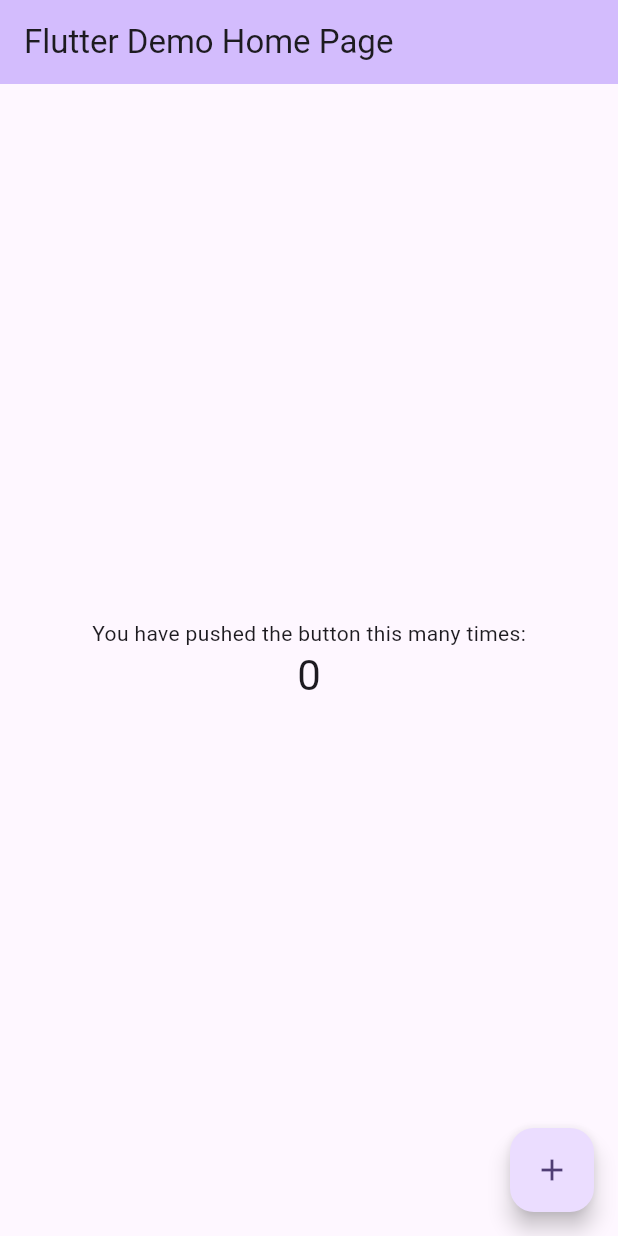
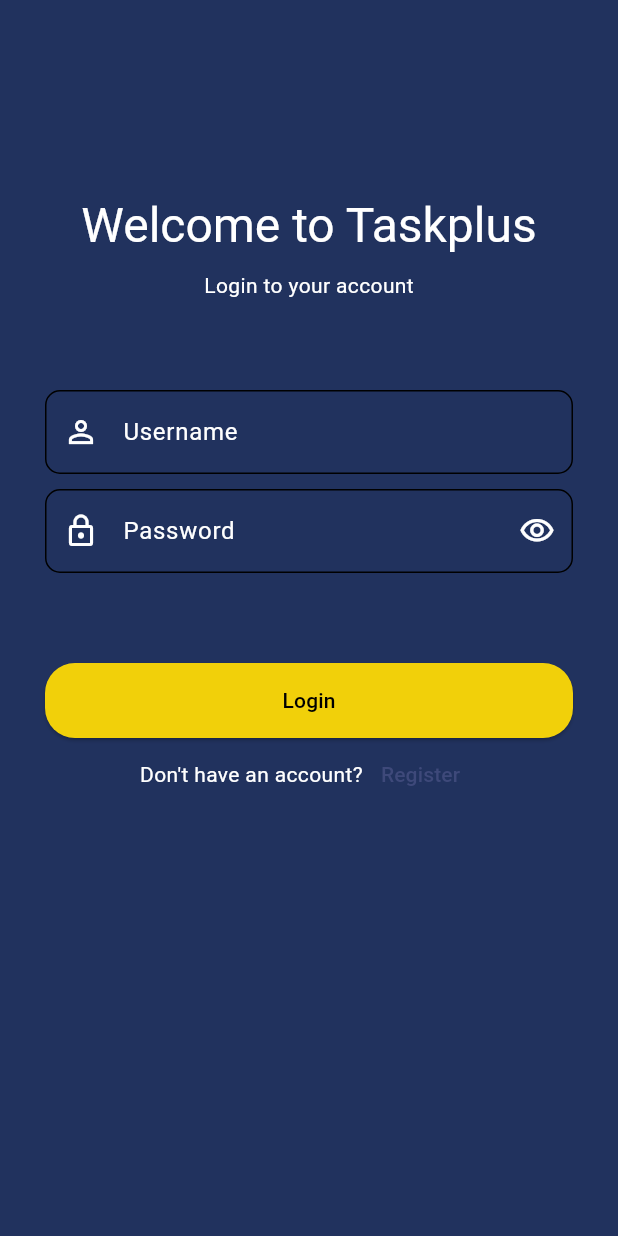
Before and after one commit to fikiap23/taskplus, a Flutter app: the screen it shows after launch, on a phone screen of 412 x 824 dp. Run offline on Flutter 3.47's test engine with Material 3 defaults, Android fonts, the phone set to English and light mode, and no system bars; our stand-ins replace hive_flutter; accounts and stored records are empty.

Commit message:
add login register

```diff
--- a/lib/main.dart
+++ b/lib/main.dart
@@ -1,125 +1,15 @@
 import 'package:flutter/material.dart';
+import 'package:hive_flutter/hive_flutter.dart';
 
-void main() {
-  runApp(const MyApp());
+import 'main_app.dart';
+
+void main() async {
+  await _initHive();
+  runApp(const MainApp());
 }
 
-class MyApp extends StatelessWidget {
-  const MyApp({super.key});
-
-  // This widget is the root of your application.
-  @override
-  Widget build(BuildContext context) {
-    return MaterialApp(
-      title: 'Flutter Demo',
-      theme: ThemeData(
-        // This is the theme of your application.
-        //
-        // TRY THIS: Try running your application with "flutter run". You'll see
-        // the application has a purple toolbar. Then, without quitting the app,
-        // try changing the seedColor in the colorScheme below to Colors.green
-        // and then invoke "hot reload" (save your changes or press the "hot
-        // reload" button in a Flutter-supported IDE, or press "r" if you used
-        // the command line to start the app).
-        //
-        // Notice that the counter didn't reset back to zero; the application
-        // state is not lost during the reload. To reset the state, use hot
-        // restart instead.
-        //
-        // This works for code too, not just values: Most code changes can be
-        // tested with just a hot reload.
-        colorScheme: ColorScheme.fromSeed(seedColor: Colors.deepPurple),
-        useMaterial3: true,
-      ),
-      home: const MyHomePage(title: 'Flutter Demo Home Page'),
-    );
-  }
+Future<void> _initHive() async {
+  await Hive.initFlutter();
+  await Hive.openBox("login");
+  await Hive.openBox("accounts");
 }
-
-class MyHomePage extends StatefulWidget {
-  const MyHomePage({super.key, required this.title});
-
-  // This widget is the home page of your application. It is stateful, meaning
-  // that it has a State object (defined below) that contains fields that affect
-  // how it looks.
-
-  // This class is the configuration for the state. It holds the values (in this
-  // case the title) provided by the parent (in this case the App widget) and
-  // used by the build method of the State. Fields in a Widget subclass are
-  // always marked "final".
-
-  final String title;
-
-  @override
-  State<MyHomePage> createState() => _MyHomePageState();
-}
-
-class _MyHomePageState extends State<MyHomePage> {
-  int _counter = 0;
-
-  void _incrementCounter() {
-    setState(() {
-      // This call to setState tells the Flutter framework that something has
-      // changed in this State, which causes it to rerun the build method below
-      // so that the display can reflect the updated values. If we changed
-      // _counter without calling setState(), then the build method would not be
-      // called again, and so nothing would appear to happen.
-      _counter++;
-    });
-  }
-
-  @override
-  Widget build(BuildContext context) {
-    // This method is rerun every time setState is called, for instance as done
-    // by the _incrementCounter method above.
-    //
-    // The Flutter framework has been optimized to make rerunning build methods
-    // fast, so that you can just rebuild anything that needs updating rather
-    // than having to individually change instances of widgets.
-    return Scaffold(
-      appBar: AppBar(
-        // TRY THIS: Try changing the color here to a specific color (to
-        // Colors.amber, perhaps?) and trigger a hot reload to see the AppBar
-        // change color while the other colors stay the same.
-        backgroundColor: Theme.of(context).colorScheme.inversePrimary,
-        // Here we take the value from the MyHomePage object that was created by
-        // the App.build method, and use it to set our appbar title.
-        title: Text(widget.title),
-      ),
-      body: Center(
-        // Center is a layout widget. It takes a single child and positions it
-        // in the middle of the parent.
-        child: Column(
-          // Column is also a layout widget. It takes a list of children and
-          // arranges them vertically. By default, it sizes itself to fit its
-          // children horizontally, and tries to be as tall as its parent.
-          //
-          // Column has various properties to control how it sizes itself and
-          // how it positions its children. Here we use mainAxisAlignment to
-          // center the children vertically; the main axis here is the vertical
-          // axis because Columns are vertical (the cross axis would be
-          // horizontal).
-          //
-          // TRY THIS: Invoke "debug painting" (choose the "Toggle Debug Paint"
-          // action in the IDE, or press "p" in the console), to see the
-          // wireframe for each widget.
-          mainAxisAlignment: MainAxisAlignment.center,
-          children: <Widget>[
-            const Text(
-              'You have pushed the button this many times:',
-            ),
-            Text(
-              '$_counter',
-              style: Theme.of(context).textTheme.headlineMedium,
-            ),
-          ],
-        ),
-      ),
-      floatingActionButton: FloatingActionButton(
-        onPressed: _incrementCounter,
-        tooltip: 'Increment',
-        child: const Icon(Icons.add),
-      ), // This trailing comma makes auto-formatting nicer for build methods.
-    );
-  }
-}
--- /dev/null
+++ b/lib/main_app.dart
@@ -0,0 +1,51 @@
+import 'package:flutter/material.dart';
+import 'package:taskplus/ui/loginScreen.dart';
+
+class MainApp extends StatelessWidget {
+  const MainApp({super.key});
+
+  @override
+  Widget build(BuildContext context) {
+    return MaterialApp(
+      debugShowCheckedModeBanner: false,
+      theme: ThemeData(
+        useMaterial3: true,
+        textTheme: const TextTheme(
+          bodyMedium: TextStyle(color: Colors.white),
+          bodyLarge: TextStyle(color: Colors.white),
+          bodySmall: TextStyle(color: Colors.white),
+          titleMedium: TextStyle(color: Colors.white),
+          headlineLarge: TextStyle(color: Colors.white),
+        ),
+        scaffoldBackgroundColor: const Color(0xFF21325E),
+        colorScheme: const ColorScheme(
+          brightness: Brightness.dark,
+          primary: Color(0xFF3E497A),
+          onPrimary: Colors.white,
+          secondary: Color(0xFF3E497A),
+          onSecondary: Colors.white,
+          error: Colors.red,
+          onError: Colors.white,
+          background: Color(0xFF21325E),
+          onBackground: Colors.white,
+          surface: Color(0xFF21325E),
+          onSurface: Colors.white,
+        ),
+        elevatedButtonTheme: ElevatedButtonThemeData(
+          style: ButtonStyle(
+            backgroundColor: MaterialStateProperty.all(
+              Color(0xFFF1D00A),
+            ),
+            foregroundColor: MaterialStateProperty.all(Colors.black),
+            shape: MaterialStateProperty.all(
+              RoundedRectangleBorder(
+                borderRadius: BorderRadius.circular(20),
+              ),
+            ),
+          ),
+        ),
+      ),
+      home: const LoginScreen(),
+    );
+  }
+}
--- /dev/null
+++ b/lib/ui/loginScreen.dart
@@ -0,0 +1,176 @@
+import 'package:flutter/material.dart';
+import 'package:hive_flutter/hive_flutter.dart';
+
+import 'homeScreen.dart';
+import 'signupScreen.dart';
+
+class LoginScreen extends StatefulWidget {
+  const LoginScreen({
+    Key? key,
+  }) : super(key: key);
+
+  @override
+  State<LoginScreen> createState() => _LoginScreenState();
+}
+
+class _LoginScreenState extends State<LoginScreen> {
+  final GlobalKey<FormState> _formKey = GlobalKey();
+
+  final FocusNode _focusNodePassword = FocusNode();
+  final TextEditingController _controllerUsername = TextEditingController();
+  final TextEditingController _controllerPassword = TextEditingController();
+
+  bool _obscurePassword = true;
+  final Box _boxLogin = Hive.box("login");
+  final Box _boxAccounts = Hive.box("accounts");
+
+  @override
+  Widget build(BuildContext context) {
+    if (_boxLogin.get("loginStatus") ?? false) {
+      return HomeScreen();
+    }
+
+    return Scaffold(
+      body: Form(
+        key: _formKey,
+        child: SingleChildScrollView(
+          padding: const EdgeInsets.all(30.0),
+          child: Column(
+            children: [
+              const SizedBox(height: 100),
+              Text(
+                "Welcome to Taskplus",
+                style: Theme.of(context).textTheme.headlineLarge,
+              ),
+              const SizedBox(height: 10),
+              Text(
+                "Login to your account",
+                style: Theme.of(context).textTheme.bodyMedium,
+              ),
+              const SizedBox(height: 60),
+              TextFormField(
+                style: const TextStyle(color: Colors.white),
+                controller: _controllerUsername,
+                keyboardType: TextInputType.name,
+                decoration: InputDecoration(
+                  labelText: "Username",
+                  prefixIcon: const Icon(Icons.person_outline),
+                  border: OutlineInputBorder(
+                    borderRadius: BorderRadius.circular(10),
+                  ),
+                  enabledBorder: OutlineInputBorder(
+                    borderRadius: BorderRadius.circular(10),
+                  ),
+                ),
+                onEditingComplete: () => _focusNodePassword.requestFocus(),
+                validator: (String? value) {
+                  if (value == null || value.isEmpty) {
+                    return "Please enter username.";
+                  } else if (!_boxAccounts.containsKey(value)) {
+                    return "Username is not registered.";
+                  }
+
+                  return null;
+                },
+              ),
+              const SizedBox(height: 10),
+              TextFormField(
+                controller: _controllerPassword,
+                focusNode: _focusNodePassword,
+                obscureText: _obscurePassword,
+                keyboardType: TextInputType.visiblePassword,
+                decoration: InputDecoration(
+                  labelText: "Password",
+                  prefixIcon: const Icon(Icons.lock_outline),
+                  suffixIcon: IconButton(
+                      onPressed: () {
+                        setState(() {
+                          _obscurePassword = !_obscurePassword;
+                        });
+                      },
+                      icon: _obscurePassword
+                          ? const Icon(Icons.visibility_outlined)
+                          : const Icon(Icons.visibility_off_outlined)),
+                  border: OutlineInputBorder(
+                    borderRadius: BorderRadius.circular(10),
+                  ),
+                  enabledBorder: OutlineInputBorder(
+                    borderRadius: BorderRadius.circular(10),
+                  ),
+                ),
+                validator: (String? value) {
+                  if (value == null || value.isEmpty) {
+                    return "Please enter password.";
+                  } else if (value !=
+                      _boxAccounts.get(_controllerUsername.text)) {
+                    return "Wrong password.";
+                  }
+
+                  return null;
+                },
+              ),
+              const SizedBox(height: 60),
+              Column(
+                children: [
+                  ElevatedButton(
+                    style: ElevatedButton.styleFrom(
+                      minimumSize: const Size.fromHeight(50),
+                      shape: RoundedRectangleBorder(
+                        borderRadius: BorderRadius.circular(20),
+                      ),
+                    ),
+                    onPressed: () {
+                      if (_formKey.currentState?.validate() ?? false) {
+                        _boxLogin.put("loginStatus", true);
+                        _boxLogin.put("userName", _controllerUsername.text);
+
+                        Navigator.pushReplacement(
+                          context,
+                          MaterialPageRoute(
+                            builder: (context) {
+                              return HomeScreen();
+                            },
+                          ),
+                        );
+                      }
+                    },
+                    child: const Text("Login"),
+                  ),
+                  Row(
+                    mainAxisAlignment: MainAxisAlignment.center,
+                    children: [
+                      const Text("Don't have an account?"),
+                      TextButton(
+                        onPressed: () {
+                          _formKey.currentState?.reset();
+
+                          Navigator.push(
+                            context,
+                            MaterialPageRoute(
+                              builder: (context) {
+                                return const SignupScreen();
+                              },
+                            ),
+                          );
+                        },
+                        child: const Text("Register"),
+                      ),
+                    ],
+                  ),
+                ],
+              ),
+            ],
+          ),
+        ),
+      ),
+    );
+  }
+
+  @override
+  void dispose() {
+    _focusNodePassword.dispose();
+    _controllerUsername.dispose();
+    _controllerPassword.dispose();
+    super.dispose();
+  }
+}
--- a/pubspec.yaml
+++ b/pubspec.yaml
@@ -34,6 +34,7 @@
   # The following adds the Cupertino Icons font to your application.
   # Use with the CupertinoIcons class for iOS style icons.
   cupertino_icons: ^1.0.2
+  hive_flutter: ^1.1.0
 
 dev_dependencies:
   flutter_test:
```
Also changed, not shown: lib/ui/homeScreen.dart (added, +63 -0 lines), lib/ui/signupScreen.dart (added, +232 -0 lines), pubspec.lock, 2 other files.
